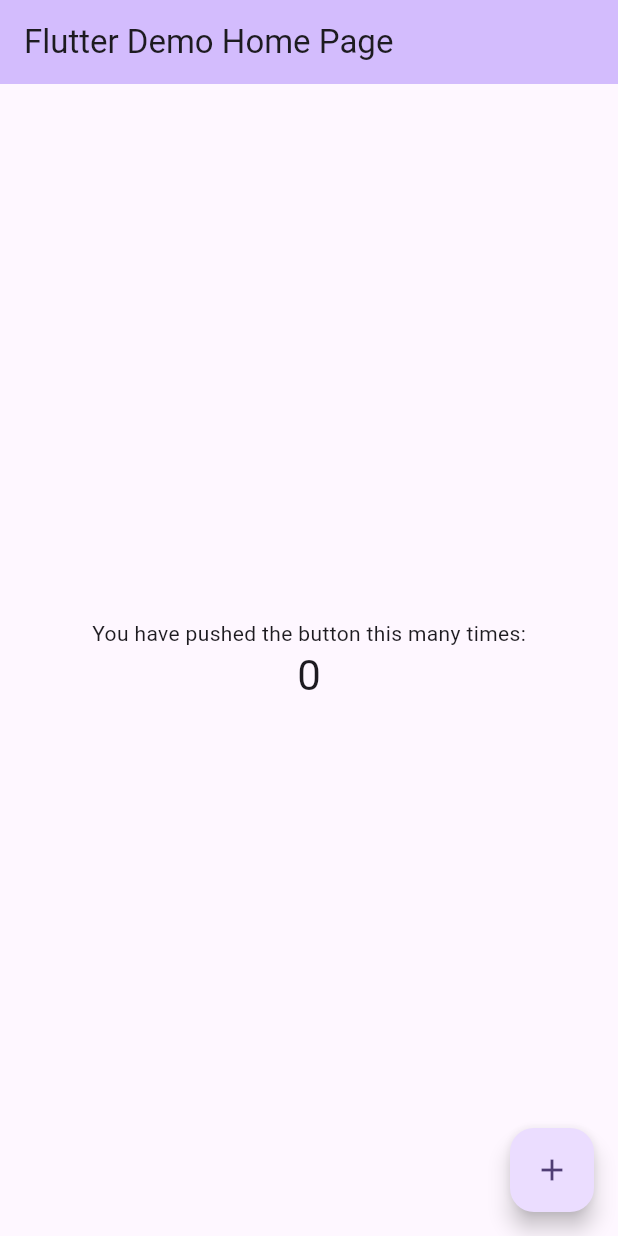
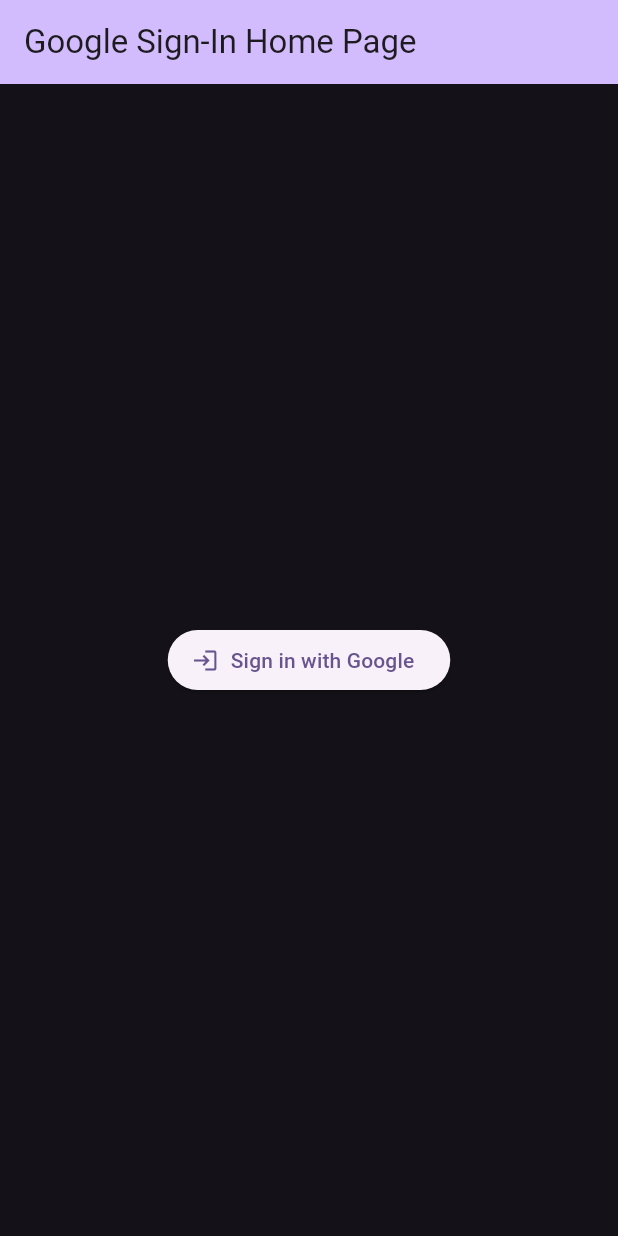
Before and after one commit to LegendaryArk/Mentorful, a Flutter app: the screen it shows after launch, on a phone screen of 412 x 824 dp. Run offline on Flutter 3.47's test engine with Material 3 defaults, Android fonts, the phone set to English and light mode, and no system bars; our stand-ins replace google_sign_in.

Commit message:
i hate mobile dev

```diff
--- a/lib/main.dart
+++ b/lib/main.dart
@@ -1,52 +1,37 @@
 import 'package:flutter/material.dart';
+import 'package:google_sign_in/google_sign_in.dart';
+import 'package:http/http.dart' as http;
 
 void main() {
   runApp(const MyApp());
 }
 
+// GoogleSignIn instance
+final GoogleSignIn _googleSignIn = GoogleSignIn(
+  scopes: [
+    'email',
+    'https://www.googleapis.com/auth/userinfo.profile',
+    'https://www.googleapis.com/auth/calendar.readonly',
+  ],
+);
+
 class MyApp extends StatelessWidget {
   const MyApp({super.key});
 
-  // This widget is the root of your application.
   @override
   Widget build(BuildContext context) {
     return MaterialApp(
-      title: 'Flutter Demo',
-      theme: ThemeData(
-        // This is the theme of your application.
-        //
-        // TRY THIS: Try running your application with "flutter run". You'll see
-        // the application has a purple toolbar. Then, without quitting the app,
-        // try changing the seedColor in the colorScheme below to Colors.green
-        // and then invoke "hot reload" (save your changes or press the "hot
-        // reload" button in a Flutter-supported IDE, or press "r" if you used
-        // the command line to start the app).
-        //
-        // Notice that the counter didn't reset back to zero; the application
-        // state is not lost during the reload. To reset the state, use hot
-        // restart instead.
-        //
-        // This works for code too, not just values: Most code changes can be
-        // tested with just a hot reload.
+      title: 'Google Sign-In Demo',
+      theme: ThemeData.dark().copyWith(
         colorScheme: ColorScheme.fromSeed(seedColor: Colors.deepPurple),
       ),
-      home: const MyHomePage(title: 'Flutter Demo Home Page'),
+      home: const MyHomePage(title: 'Google Sign-In Home Page'),
     );
   }
 }
 
 class MyHomePage extends StatefulWidget {
   const MyHomePage({super.key, required this.title});
-
-  // This widget is the home page of your application. It is stateful, meaning
-  // that it has a State object (defined below) that contains fields that affect
-  // how it looks.
-
-  // This class is the configuration for the state. It holds the values (in this
-  // case the title) provided by the parent (in this case the App widget) and
-  // used by the build method of the State. Fields in a Widget subclass are
-  // always marked "final".
-
   final String title;
 
   @override
@@ -54,69 +39,103 @@
 }
 
 class _MyHomePageState extends State<MyHomePage> {
-  int _counter = 0;
+  GoogleSignInAccount? _currentUser;
+  String _calendarResponse = '';
 
-  void _incrementCounter() {
+  Future<void> _handleSignIn() async {
+    try {
+      print('Attempting to sign in...');
+      final account = await _googleSignIn.signIn();
+
+      if (account == null) {
+        setState(() {
+          _calendarResponse = 'User cancelled sign-in or sign-in failed.';
+        });
+        return;
+      }
+
+      final auth = await account.authentication;
+
+      if (auth.accessToken == null) {
+        setState(() {
+          _calendarResponse = 'No access token retrieved.';
+        });
+        return;
+      }
+
+      final token = auth.accessToken!;
+      final uri = Uri.parse("http://172.20.10.2:8000/get-calendar/?token=$token");
+
+      final response = await http.get(uri);
+
+      setState(() {
+        _currentUser = account;
+        _calendarResponse = response.body;
+      });
+    } catch (error) {
+      print("Google Sign-In Error: $error");
+      setState(() {
+        _calendarResponse = 'Error: $error';
+      });
+    }
+  }
+
+  Future<void> _handleSignOut() async {
+    await _googleSignIn.signOut();
     setState(() {
-      // This call to setState tells the Flutter framework that something has
-      // changed in this State, which causes it to rerun the build method below
-      // so that the display can reflect the updated values. If we changed
-      // _counter without calling setState(), then the build method would not be
-      // called again, and so nothing would appear to happen.
-      _counter++;
+      _currentUser = null;
+      _calendarResponse = '';
     });
   }
 
   @override
   Widget build(BuildContext context) {
-    // This method is rerun every time setState is called, for instance as done
-    // by the _incrementCounter method above.
-    //
-    // The Flutter framework has been optimized to make rerunning build methods
-    // fast, so that you can just rebuild anything that needs updating rather
-    // than having to individually change instances of widgets.
+    final user = _currentUser;
+
     return Scaffold(
       appBar: AppBar(
-        // TRY THIS: Try changing the color here to a specific color (to
-        // Colors.amber, perhaps?) and trigger a hot reload to see the AppBar
-        // change color while the other colors stay the same.
+        title: Text(widget.title),
         backgroundColor: Theme.of(context).colorScheme.inversePrimary,
-        // Here we take the value from the MyHomePage object that was created by
-        // the App.build method, and use it to set our appbar title.
-        title: Text(widget.title),
       ),
       body: Center(
-        // Center is a layout widget. It takes a single child and positions it
-        // in the middle of the parent.
-        child: Column(
-          // Column is also a layout widget. It takes a list of children and
-          // arranges them vertically. By default, it sizes itself to fit its
-          // children horizontally, and tries to be as tall as its parent.
-          //
-          // Column has various properties to control how it sizes itself and
-          // how it positions its children. Here we use mainAxisAlignment to
-          // center the children vertically; the main axis here is the vertical
-          // axis because Columns are vertical (the cross axis would be
-          // horizontal).
-          //
-          // TRY THIS: Invoke "debug painting" (choose the "Toggle Debug Paint"
-          // action in the IDE, or press "p" in the console), to see the
-          // wireframe for each widget.
-          mainAxisAlignment: MainAxisAlignment.center,
-          children: <Widget>[
-            const Text('You have pushed the button this many times:'),
-            Text(
-              '$_counter',
-              style: Theme.of(context).textTheme.headlineMedium,
-            ),
-          ],
+        child: user == null
+            ? ElevatedButton.icon(
+          icon: const Icon(Icons.login),
+          label: const Text("Sign in with Google"),
+          onPressed: _handleSignIn,
+        )
+            : SingleChildScrollView(
+          padding: const EdgeInsets.all(16),
+          child: Column(
+            mainAxisAlignment: MainAxisAlignment.center,
+            children: [
+              CircleAvatar(
+                backgroundImage: NetworkImage(user.photoUrl ?? ''),
+                radius: 40,
+              ),
+              const SizedBox(height: 16),
+              Text('Signed in as: ${user.displayName ?? 'Unknown'}',
+                  style: Theme.of(context).textTheme.titleLarge),
+              Text(user.email),
+              const SizedBox(height: 20),
+              ElevatedButton.icon(
+                icon: const Icon(Icons.logout),
+                label: const Text("Sign out"),
+                onPressed: _handleSignOut,
+              ),
+              const SizedBox(height: 20),
+              const Divider(),
+              const Text("Calendar API Response:",
+                  style: TextStyle(fontWeight: FontWeight.bold)),
+              const SizedBox(height: 10),
+              Text(
+                _calendarResponse,
+                style: const TextStyle(fontSize: 12),
+              ),
+            ],
+          ),
         ),
       ),
-      floatingActionButton: FloatingActionButton(
-        onPressed: _incrementCounter,
-        tooltip: 'Increment',
-        child: const Icon(Icons.add),
-      ), // This trailing comma makes auto-formatting nicer for build methods.
     );
   }
 }
--- a/pubspec.yaml
+++ b/pubspec.yaml
@@ -30,6 +30,8 @@
 dependencies:
   flutter:
     sdk: flutter
+  google_sign_in: ^6.2.1
+  http: ^0.13.6
 
   # The following adds the Cupertino Icons font to your application.
   # Use with the CupertinoIcons class for iOS style icons.
```
Also changed, not shown: 2 other files.
